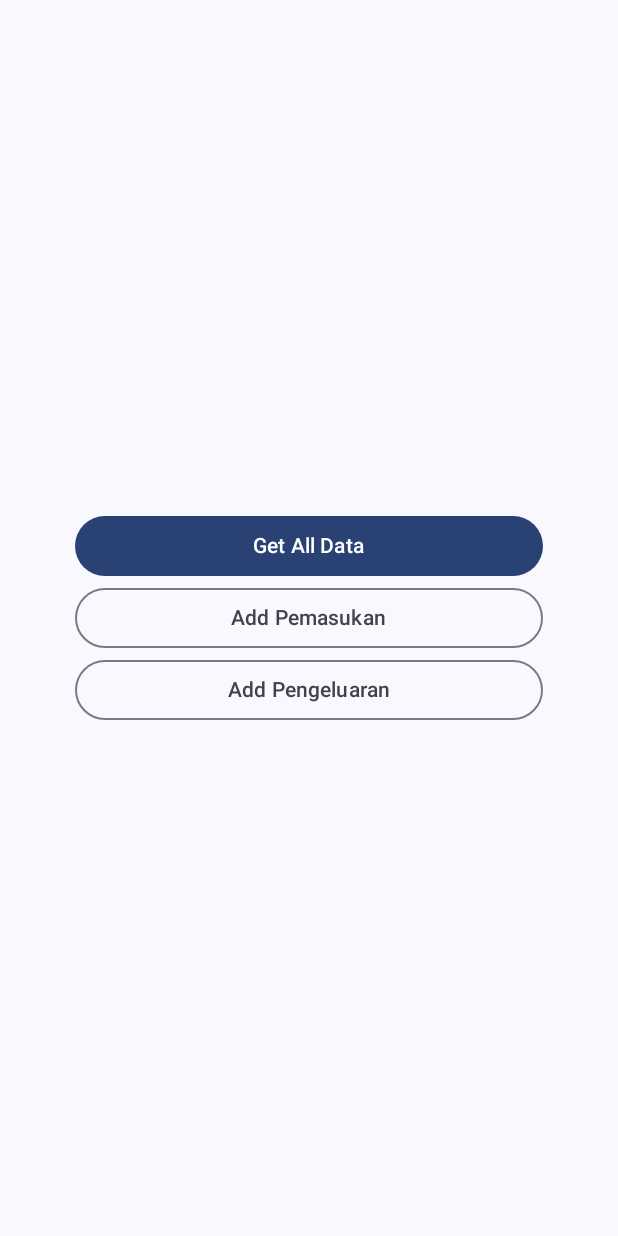
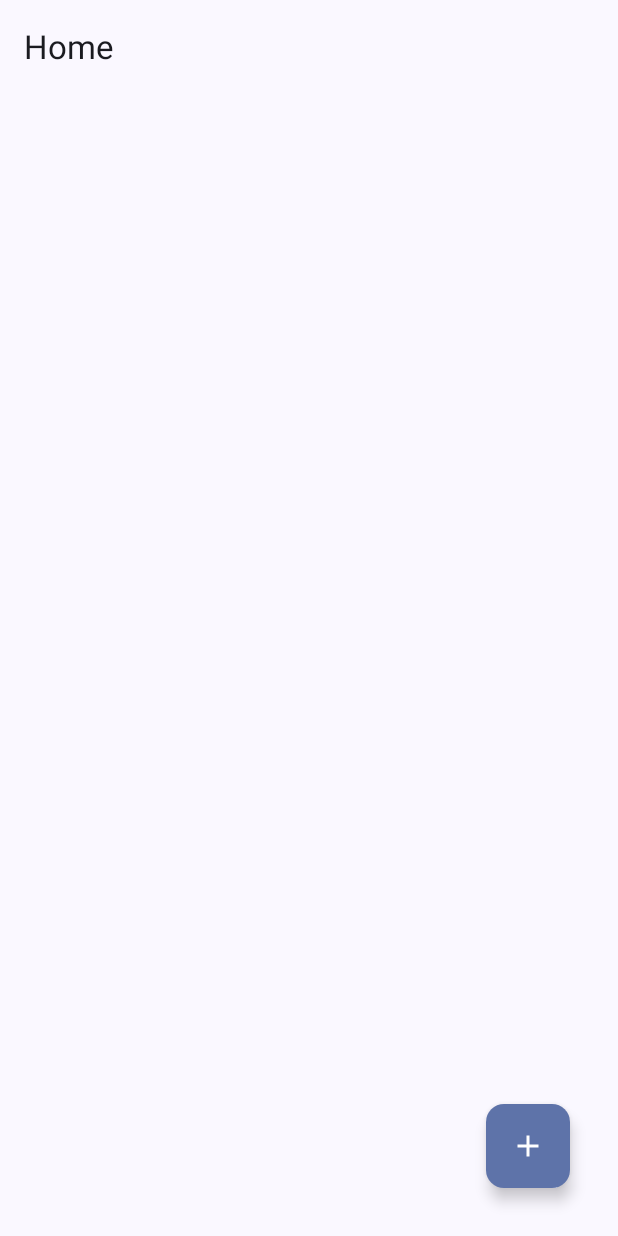
Before and after one commit to SitiMarfungahDwiLestari/Keuangan, an Android app built with Jetpack Compose: the screen it shows after launch (MainActivity), on a phone screen of 412 x 824 dp. Run offline under Robolectric (Android 15) with nearby library versions, the light colour scheme and no system bars; our stand-ins replace Firebase (no records; nobody signed in at launch, a user with empty details on screens opened directly).

Commit message:
membuat floating action button di halaman home

```diff
--- a/app/src/main/java/com/example/keuangan/ui/halaman/Home.kt
+++ b/app/src/main/java/com/example/keuangan/ui/halaman/Home.kt
@@ -5,55 +5,116 @@ import androidx.compose.foundation.layout.Column
 import androidx.compose.foundation.layout.fillMaxSize
 import androidx.compose.foundation.layout.fillMaxWidth
 import androidx.compose.foundation.layout.padding
+import androidx.compose.material.icons.Icons
+import androidx.compose.material.icons.filled.Add
 import androidx.compose.material3.Button
+import androidx.compose.material3.ExperimentalMaterial3Api
+import androidx.compose.material3.FloatingActionButton
+import androidx.compose.material3.Icon
+import androidx.compose.material3.MaterialTheme
 import androidx.compose.material3.OutlinedButton
+import androidx.compose.material3.Scaffold
 import androidx.compose.material3.Text
+import androidx.compose.material3.TopAppBar
 import androidx.compose.runtime.Composable
 import androidx.compose.ui.Alignment
 import androidx.compose.ui.Modifier
+import androidx.compose.ui.res.stringResource
 import androidx.compose.ui.unit.dp
 import androidx.navigation.NavController
+import com.example.keuangan.R
 import com.example.keuangan.nav.Screens
 
 
+@OptIn(ExperimentalMaterial3Api::class)
 @Composable
 fun Home(
     navController: NavController,
 ){
-    Column(
-        modifier = Modifier
-            .padding(start = 50.dp, end = 50.dp)
-            .fillMaxSize(),
-        verticalArrangement = Arrangement.Center,
-        horizontalAlignment = Alignment.CenterHorizontally
-    ) {
-        // get user data Button
-        Button(
-            modifier = Modifier.fillMaxWidth(),
-            onClick = {
-                navController.navigate(route = Screens.GetDataScreen.route)
+    Scaffold (
+        topBar = {
+            TopAppBar(
+                title = { Text(text = "Home") },
+            )
+        },
+        floatingActionButton = {
+            FloatingActionButton(
+                onClick = {
+                    navController.navigate(route = Screens.AddDataScreen.route)
+                },
+                shape = MaterialTheme.shapes.medium,
+                modifier = Modifier.padding(16.dp)
+            ) {
+                Icon(
+                    imageVector = Icons.Default.Add,
+                    contentDescription = stringResource(R.string.entity_data)
+                )
             }
-        ) {
-            Text(text = "Get All Data")
-        }
-
-        // add user data Button
-        OutlinedButton(
-            modifier = Modifier.fillMaxWidth(),
-            onClick = {
-                navController.navigate(route = Screens.AddDataScreen.route)
-            }
-        ) {
-            Text(text = "Add Pemasukan")
-        }
-
-        OutlinedButton(
-            modifier = Modifier.fillMaxWidth(),
-            onClick = {
-                navController.navigate(route = Screens.AddPengeluaran.route)
-            }
-        ) {
-            Text(text = "Add Pengeluaran")
-        }
+        },
+    ) { innerPadding ->
+        BodyHome(
+            modifier = Modifier
+                .padding(innerPadding)
+                .fillMaxSize(),
+           )
     }
 }
+
+
+
+
+
+
+
+
+
+
+
+
+
+
+
+
+
+
+@Composable
+fun BodyHome(
+    modifier: Modifier,
+    ) {
+//    Column(
+//        modifier = Modifier
+//            .padding(start = 50.dp, end = 50.dp)
+//            .fillMaxSize(),
+//        verticalArrangement = Arrangement.Center,
+//        horizontalAlignment = Alignment.CenterHorizontally
+//    ) {
+//        // get user data Button
+//        Button(
+//            modifier = Modifier.fillMaxWidth(),
+//            onClick = {
+//                navController.navigate(route = Screens.GetDataScreen.route)
+//            }
+//        ) {
+//            Text(text = "Get All Data")
+//        }
+//
+//        // add user data Button
+//        OutlinedButton(
+//            modifier = Modifier.fillMaxWidth(),
+//            onClick = {
+//                navController.navigate(route = Screens.AddDataScreen.route)
+//            }
+//        ) {
+//            Text(text = "Add Pemasukan")
+//        }
+//
+//        OutlinedButton(
+//            modifier = Modifier.fillMaxWidth(),
+//            onClick = {
+//                navController.navigate(route = Screens.AddPengeluaran.route)
+//            }
+//        ) {
+//            Text(text = "Add Pengeluaran")
+//        }
+//    }
+}
```
